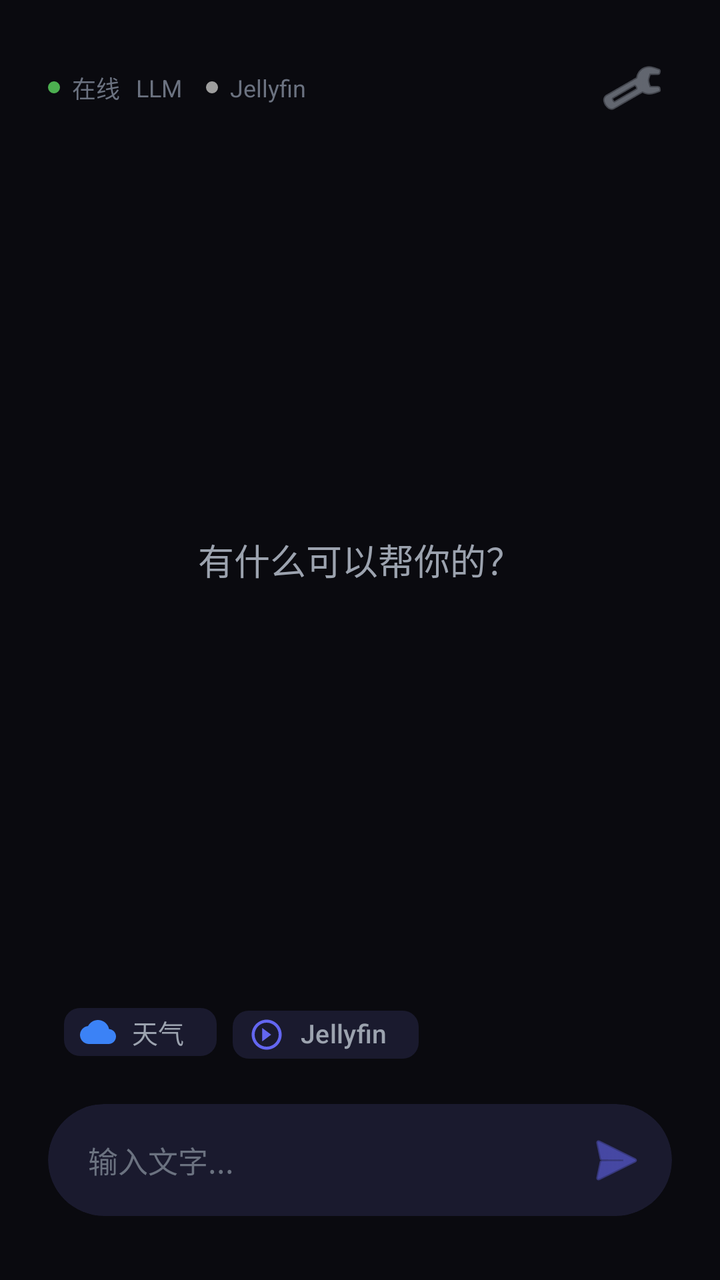
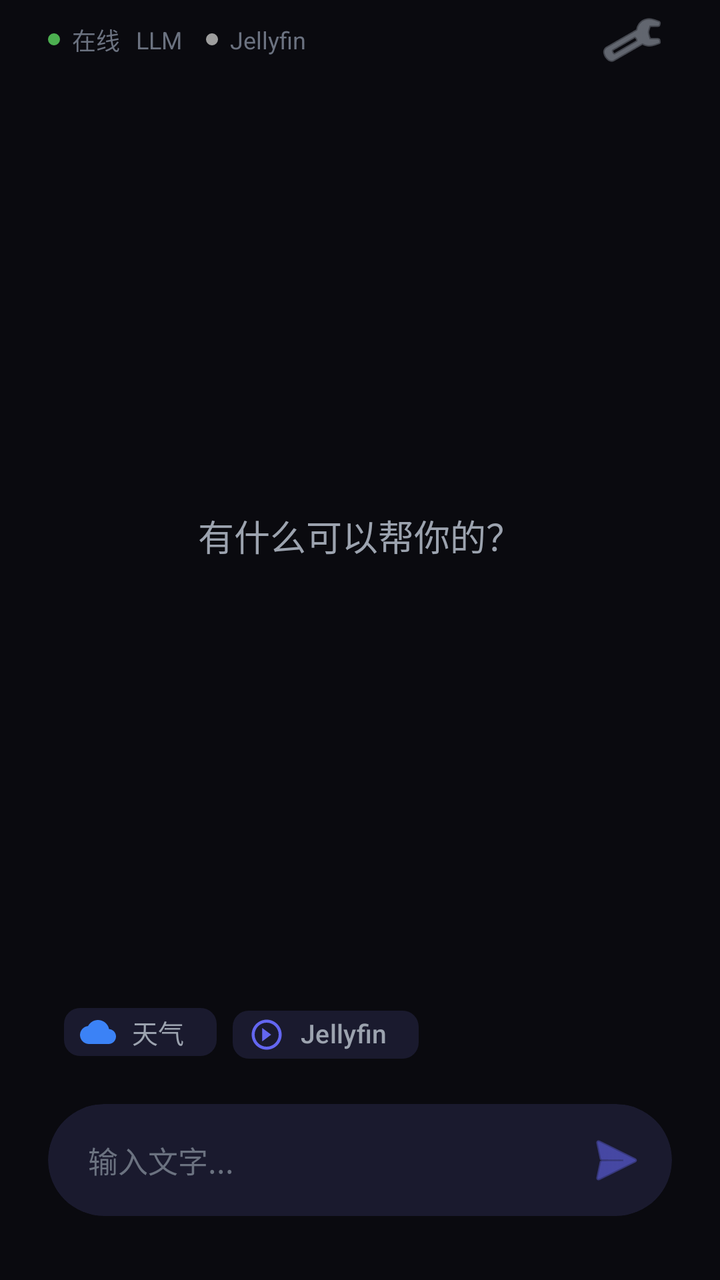

The first picture is an Android layout as it rendered before a commit; the second is the same layout after the commit. The layout source and the unified diff follow.
<!-- AndroidManifest.xml: application theme Theme.VoiceAssistant -->
<!-- res/layout/activity_main.xml -->
<?xml version="1.0" encoding="utf-8"?>
<FrameLayout
    xmlns:android="http://schemas.android.com/apk/res/android"
    xmlns:app="http://schemas.android.com/apk/res-auto"
    xmlns:tools="http://schemas.android.com/tools"
    android:layout_width="match_parent"
    android:layout_height="match_parent"
    android:background="@color/background"
    android:fitsSystemWindows="true">

    
    <LinearLayout
        android:layout_width="match_parent"
        android:layout_height="match_parent"
        android:orientation="vertical">

        
        <LinearLayout
            android:layout_width="match_parent"
            android:layout_height="wrap_content"
            android:layout_marginTop="24dp"
            android:layout_marginHorizontal="24dp"
            android:orientation="horizontal"
            android:gravity="center_vertical">

            <LinearLayout
                android:layout_width="0dp"
                android:layout_height="wrap_content"
                android:layout_weight="1"
                android:orientation="horizontal"
                android:gravity="center_vertical">

                <View
                    android:id="@+id/statusDot"
                    android:layout_width="6dp"
                    android:layout_height="6dp"
                    android:background="@drawable/circle_status_online" />

                <TextView
                    android:id="@+id/tvStatus"
                    android:layout_width="wrap_content"
                    android:layout_height="wrap_content"
                    android:layout_marginStart="6dp"
                    android:text="@string/status_online"
                    android:textColor="@color/text_tertiary"
                    android:textSize="12sp" />

                <TextView
                    android:id="@+id/tvProvider"
                    android:layout_width="wrap_content"
                    android:layout_height="wrap_content"
                    android:layout_marginStart="8dp"
                    android:text="LLM"
                    android:textColor="@color/text_tertiary"
                    android:textSize="12sp" />

                <View
                    android:layout_width="4dp"
                    android:layout_height="4dp"
                    android:layout_marginHorizontal="6dp"
                    android:background="@drawable/circle_status_online"
                    android:visibility="gone" />

                
                <View
                    android:id="@+id/jellyfinStatusDot"
                    android:layout_width="6dp"
                    android:layout_height="6dp"
                    android:layout_marginStart="12dp"
                    android:background="@drawable/circle_status_offline" />

                <TextView
                    android:id="@+id/tvJellyfinStatus"
                    android:layout_width="wrap_content"
                    android:layout_height="wrap_content"
                    android:layout_marginStart="6dp"
                    android:text="Jellyfin"
                    android:textColor="@color/text_tertiary"
                    android:textSize="12sp" />
            </LinearLayout>

            <ImageButton
                android:id="@+id/btnSettings"
                android:layout_width="40dp"
                android:layout_height="40dp"
                android:background="?attr/selectableItemBackgroundBorderless"
                android:src="@android:drawable/ic_menu_manage"
                android:contentDescription="@string/cd_settings"
                app:tint="@color/text_secondary" />
        </LinearLayout>

        
        <FrameLayout
            android:layout_width="match_parent"
            android:layout_height="0dp"
            android:layout_weight="1"
            android:paddingHorizontal="24dp">

            
            <TextView
                android:id="@+id/tvEmptyHint"
                android:layout_width="wrap_content"
                android:layout_height="wrap_content"
                android:layout_gravity="center"
                android:text="有什么可以帮你的？"
                android:textColor="@color/text_secondary"
                android:textSize="18sp"
                android:fontFamily="sans-serif-light" />

            
            <ScrollView
                android:id="@+id/conversationScroll"
                android:layout_width="match_parent"
                android:layout_height="match_parent"
                android:visibility="gone"
                android:scrollbars="none">

                <LinearLayout
                    android:id="@+id/conversationContainer"
                    android:layout_width="match_parent"
                    android:layout_height="wrap_content"
                    android:orientation="vertical"
                    android:paddingVertical="16dp">

                    

                </LinearLayout>
            </ScrollView>

            
            <com.google.android.material.card.MaterialCardView
                android:id="@+id/asrResultCard"
                android:layout_width="match_parent"
                android:layout_height="wrap_content"
                android:layout_gravity="bottom"
                android:layout_marginBottom="16dp"
                android:visibility="gone"
                android:layerType="software"
                app:cardBackgroundColor="@color/surface"
                app:cardCornerRadius="20dp"
                app:cardElevation="0dp"
                app:strokeWidth="0dp">

                <LinearLayout
                    android:layout_width="match_parent"
                    android:layout_height="wrap_content"
                    android:orientation="horizontal"
                    android:gravity="center_vertical"
                    android:padding="16dp">

                    
                    <View
                        android:id="@+id/asrPulseDot"
                        android:layout_width="8dp"
                        android:layout_height="8dp"
                        android:background="@drawable/circle_pulse" />

                    <TextView
                        android:id="@+id/tvAsrResult"
                        android:layout_width="0dp"
                        android:layout_height="wrap_content"
                        android:layout_weight="1"
                        android:layout_marginStart="12dp"
                        android:text=""
                        android:textColor="@color/text_primary"
                        android:textSize="16sp"
                        android:maxLines="3"
                        android:ellipsize="end" />

                </LinearLayout>
            </com.google.android.material.card.MaterialCardView>
        </FrameLayout>

        
        <LinearLayout
            android:layout_width="match_parent"
            android:layout_height="wrap_content"
            android:orientation="vertical"
            android:paddingHorizontal="24dp"
            android:paddingBottom="32dp">

            
            <HorizontalScrollView
                android:layout_width="match_parent"
                android:layout_height="wrap_content"
                android:layout_marginBottom="16dp"
                android:scrollbars="none">

                <LinearLayout
                    android:id="@+id/quickActionsContainer"
                    android:layout_width="wrap_content"
                    android:layout_height="wrap_content"
                    android:orientation="horizontal">

                    <com.google.android.material.chip.Chip
                        android:id="@+id/chipWeather"
                        android:layout_width="wrap_content"
                        android:layout_height="40dp"
                        android:layout_marginStart="8dp"
                        android:text="天气"
                        android:textColor="@color/text_secondary"
                        android:textSize="13sp"
                        app:chipBackgroundColor="@color/surface"
                        app:chipStrokeWidth="0dp"
                        app:chipIcon="@drawable/ic_weather"
                        app:chipIconTint="@color/info"
                        app:chipIconVisible="true" />

                    <com.google.android.material.chip.Chip
                        android:id="@+id/chipJellyfin"
                        android:layout_width="wrap_content"
                        android:layout_height="40dp"
                        android:layout_marginStart="8dp"
                        android:text="Jellyfin"
                        android:textColor="@color/text_secondary"
                        android:textSize="13sp"
                        app:chipBackgroundColor="@color/surface"
                        app:chipStrokeWidth="0dp"
                        app:chipIcon="@drawable/ic_remote_play"
                        app:chipIconTint="@color/primary"
                        app:chipIconVisible="true" />

                </LinearLayout>
            </HorizontalScrollView>

            
            <com.google.android.material.card.MaterialCardView
                android:id="@+id/voiceInputCard"
                android:layout_width="match_parent"
                android:layout_height="wrap_content"
                android:layerType="software"
                app:cardBackgroundColor="@color/surface"
                app:cardCornerRadius="28dp"
                app:cardElevation="0dp"
                app:strokeWidth="0dp">

                <LinearLayout
                    android:layout_width="match_parent"
                    android:layout_height="wrap_content"
                    android:orientation="horizontal"
                    android:gravity="center_vertical"
                    android:paddingHorizontal="8dp"
                    android:paddingVertical="8dp">

                    
                    <EditText
                        android:id="@+id/etTextInput"
                        android:layout_width="0dp"
                        android:layout_height="wrap_content"
                        android:layout_weight="1"
                        android:background="@android:color/transparent"
                        android:hint="输入文字..."
                        android:imeOptions="actionSend"
                        android:inputType="text"
                        android:maxLines="3"
                        android:paddingHorizontal="12dp"
                        android:paddingVertical="8dp"
                        android:textColor="@color/text_primary"
                        android:textColorHint="@color/text_tertiary"
                        android:textSize="15sp" />

                    
                    <ImageButton
                        android:id="@+id/btnSend"
                        android:layout_width="40dp"
                        android:layout_height="40dp"
                        android:background="?attr/selectableItemBackgroundBorderless"
                        android:contentDescription="发送"
                        android:src="@android:drawable/ic_menu_send"
                        app:tint="@color/primary" />

                </LinearLayout>
            </com.google.android.material.card.MaterialCardView>

        </LinearLayout>
    </LinearLayout>
</FrameLayout>
<!-- resources referenced by this layout -->
<resources>
  <color name="background">#FF0A0A0F</color>
  <color name="info">#FF3B82F6</color>
  <color name="primary">#FF6366F1</color>
  <color name="surface">#FF1A1A2E</color>
  <color name="text_primary">#FFFFFFFF</color>
  <color name="text_secondary">#FF9CA3AF</color>
  <color name="text_tertiary">#FF6B7280</color>
  <!-- drawable circle_pulse (drawable) -->
  <?xml version="1.0" encoding="utf-8"?>
  <shape xmlns:android="http://schemas.android.com/apk/res/android"
      android:shape="oval">
      <solid android:color="@color/success" />
  </shape>
  <!-- drawable circle_status_offline (drawable) -->
  <?xml version="1.0" encoding="utf-8"?>
  <shape xmlns:android="http://schemas.android.com/apk/res/android"
      android:shape="oval">
      <solid android:color="#9E9E9E" />
      <size android:width="12dp" android:height="12dp" />
  </shape>
  <!-- drawable circle_status_online (drawable) -->
  <?xml version="1.0" encoding="utf-8"?>
  <shape xmlns:android="http://schemas.android.com/apk/res/android"
      android:shape="oval">
      <solid android:color="#4CAF50" />
      <size android:width="12dp" android:height="12dp" />
  </shape>
  <!-- drawable ic_remote_play (drawable) -->
  <?xml version="1.0" encoding="utf-8"?>
  <vector xmlns:android="http://schemas.android.com/apk/res/android"
      android:width="24dp"
      android:height="24dp"
      android:viewportWidth="24"
      android:viewportHeight="24">
      
      <path
          android:fillColor="@color/primary"
          android:pathData="M12,2C6.48,2 2,6.48 2,12s4.48,10 10,10 10,-4.48 10,-10S17.52,2 12,2zM12,20c-4.41,0 -8,-3.59 -8,-8s3.59,-8 8,-8 8,3.59 8,8 -3.59,8 -8,8z"/>
      <path
          android:fillColor="@color/primary"
          android:pathData="M15,12l-6,4.5V7.5z"/>
  </vector>
  <!-- drawable ic_weather (drawable) -->
  <?xml version="1.0" encoding="utf-8"?>
  <vector xmlns:android="http://schemas.android.com/apk/res/android"
      android:width="24dp"
      android:height="24dp"
      android:viewportWidth="24"
      android:viewportHeight="24"
      android:tint="?attr/colorControlNormal">
      <path
          android:fillColor="@android:color/white"
          android:pathData="M19.35,10.04C18.67,6.59 15.64,4 12,4 9.11,4 6.6,5.64 5.35,8.04 2.34,8.36 0,10.91 0,14c0,3.31 2.69,6 6,6h13c2.76,0 5,-2.24 5,-5 0,-2.64 -2.05,-4.78 -4.65,-4.96z"/>
  </vector>
  <string name="cd_settings">设置</string>
  <string name="status_online">在线</string>
  <style name="Theme.VoiceAssistant" parent="Theme.Material3.Dark.NoActionBar">
          
          <item name="colorPrimary">@color/primary</item>
          <item name="colorPrimaryVariant">@color/primary_variant</item>
          <item name="colorOnPrimary">@color/on_primary</item>
  
          
          <item name="colorSecondary">@color/secondary</item>
          <item name="colorSecondaryVariant">@color/secondary_variant</item>
          <item name="colorOnSecondary">@color/on_secondary</item>
  
          
          <item name="android:colorBackground">@color/background</item>
          <item name="colorSurface">@color/surface</item>
          <item name="colorSurfaceVariant">@color/surface_elevated</item>
  
          
          <item name="android:statusBarColor">@color/background</item>
          <item name="android:navigationBarColor">@color/background</item>
          <item name="android:windowLightStatusBar">false</item>
  
          
          <item name="android:windowBackground">@color/background</item>
  
          
          <item name="android:textColorPrimary">@color/text_primary</item>
          <item name="android:textColorSecondary">@color/text_secondary</item>
          <item name="android:textColorTertiary">@color/text_tertiary</item>
      </style>
  <color name="success">#FF10B981</color>
  <color name="primary_variant">#FF4F46E5</color>
  <color name="on_primary">#FFFFFFFF</color>
  <color name="secondary">#FF8B5CF6</color>
  <color name="secondary_variant">#FF7C3AED</color>
  <color name="on_secondary">#FFFFFFFF</color>
  <color name="surface_elevated">#FF252542</color>
</resources>

<!-- the commit's change to res/layout/activity_main.xml (unified diff, before → after) -->
@@ -5,8 +5,7 @@
     xmlns:tools="http://schemas.android.com/tools"
     android:layout_width="match_parent"
     android:layout_height="match_parent"
-    android:background="@color/background"
-    android:fitsSystemWindows="true">
+    android:background="@color/background">
 
     
     <LinearLayout
@@ -16,9 +15,9 @@
 
         
         <LinearLayout
+            android:id="@+id/statusBarArea"
             android:layout_width="match_parent"
             android:layout_height="wrap_content"
-            android:layout_marginTop="24dp"
             android:layout_marginHorizontal="24dp"
             android:orientation="horizontal"
             android:gravity="center_vertical">
@@ -173,6 +172,7 @@
 
         
         <LinearLayout
+            android:id="@+id/inputArea"
             android:layout_width="match_parent"
             android:layout_height="wrap_content"
             android:orientation="vertical"
